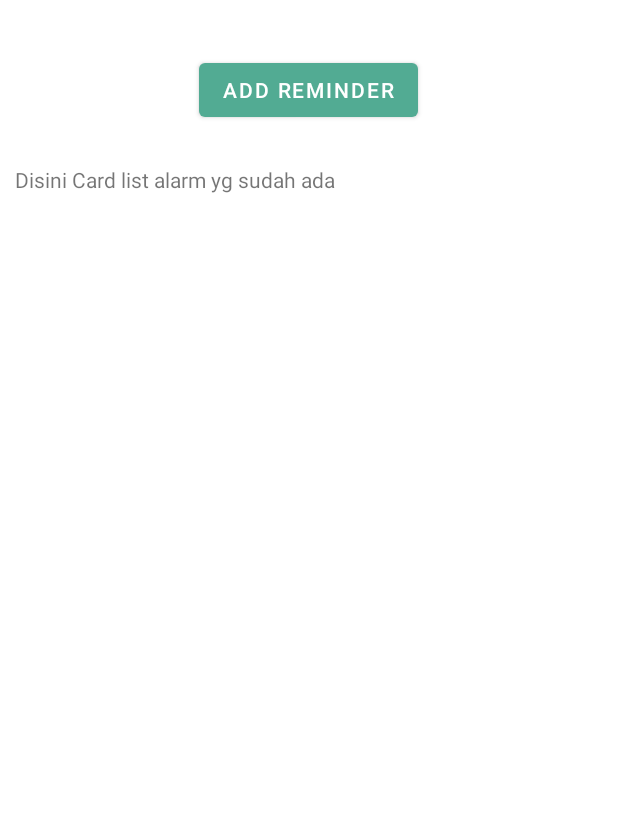
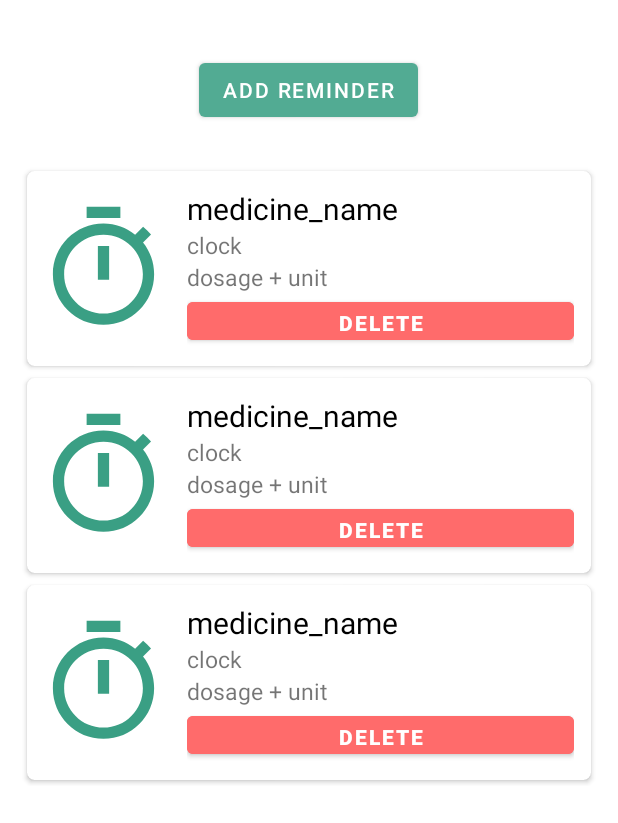
Before and after one commit to turtletear/medadh-kotlin, an Android app: the layout fragment_add_reminder.xml on its own in the app's theme, with its tools: preview values and no code run, on a phone screen of 412 x 824 dp. Shown: the top 823 px of the screen. Run offline under Robolectric (Android 15) with nearby library versions, the phone set to English and light mode, and no system bars.

Commit message:
list alarm on AddAlarmFragment complete with dummy data

```diff
--- a/app/build.gradle
+++ b/app/build.gradle
@@ -50,6 +50,7 @@ dependencies {
     implementation 'androidx.constraintlayout:constraintlayout:2.0.4'
     implementation 'com.squareup.retrofit2:retrofit:2.9.0'
     implementation 'com.squareup.retrofit2:converter-gson:2.9.0'
+    implementation 'com.google.code.gson:gson:2.8.5'
     implementation 'org.jetbrains.kotlinx:kotlinx-coroutines-core:1.4.3'
     implementation 'org.jetbrains.kotlinx:kotlinx-coroutines-android:1.4.3'
 
@@ -60,6 +61,10 @@ dependencies {
     // Annotation processor
     kapt "androidx.lifecycle:lifecycle-compiler:$lifecycle_version"
 
+    implementation "androidx.datastore:datastore-preferences:1.0.0-alpha08"
+    implementation 'androidx.cardview:cardview:1.0.0'
+    implementation "androidx.recyclerview:recyclerview:1.1.0"
+
     testImplementation 'junit:junit:4.13.2'
     androidTestImplementation 'androidx.test.ext:junit:1.1.2'
     androidTestImplementation 'androidx.test.espresso:espresso-core:3.3.0'
--- a/app/src/main/java/com/gagapps/medadh/MyBroadcastReceiver.kt
+++ b/app/src/main/java/com/gagapps/medadh/MyBroadcastReceiver.kt
@@ -13,7 +13,7 @@ class MyBroadcastReceiver: BroadcastReceiver() {
                     Log.d("Mantap", bundle.getString("Message").toString())
             }
             val notifyMe = Notifications()
-            notifyMe.notify(context!!, "ini notifikasi minum obat")
+            notifyMe.notify(context!!, "Take your medicine in time!")
         }
     }
 }
--- a/app/src/main/java/com/gagapps/medadh/Notifications.kt
+++ b/app/src/main/java/com/gagapps/medadh/Notifications.kt
@@ -11,7 +11,7 @@ import android.os.Build
 import androidx.core.app.NotificationCompat
 
 class Notifications() {
-    val NOTIFYTAG = "Medication Reminder"
+    val NOTIFYTAG = "MedAdh"
     lateinit var notificationChannel: NotificationChannel
     private val channelId = "medadh"
     private val description = "Test notification"
--- a/app/src/main/java/com/gagapps/medadh/alarmUtil/AlarmData.kt
+++ b/app/src/main/java/com/gagapps/medadh/alarmUtil/AlarmData.kt
@@ -6,5 +6,6 @@ data class AlarmData (
     var dose: Int,
     var unit: String,
     var medication: String,
-    var note: String
+    var note: String,
+    var reqCode: Int
 )
--- a/app/src/main/res/layout/fragment_add_reminder.xml
+++ b/app/src/main/res/layout/fragment_add_reminder.xml
@@ -26,10 +26,11 @@
         android:orientation="vertical"
         android:padding="10dp"
         >
-        <TextView
+        <androidx.recyclerview.widget.RecyclerView
+            android:id="@+id/rv_alarm"
             android:layout_width="match_parent"
-            android:layout_height="wrap_content"
-            android:text="Disini Card list alarm yg sudah ada"
+            android:layout_height="match_parent"
+            tools:listitem="@layout/item_row_alarm"
             />
 
     </LinearLayout>
--- /dev/null
+++ b/app/src/main/res/layout/item_row_alarm.xml
@@ -0,0 +1,75 @@
+<?xml version="1.0" encoding="utf-8"?>
+<androidx.cardview.widget.CardView xmlns:android="http://schemas.android.com/apk/res/android"
+    xmlns:app="http://schemas.android.com/apk/res-auto"
+    android:orientation="vertical"
+    android:layout_width="match_parent"
+    android:layout_height="wrap_content"
+    android:layout_gravity="center"
+    android:layout_marginLeft="8dp"
+    android:layout_marginTop="4dp"
+    android:layout_marginRight="8dp"
+    android:layout_marginBottom="4dp"
+    app:cardCornerRadius="5dp">
+
+    <LinearLayout
+        android:layout_width="match_parent"
+        android:layout_height="130dp"
+        android:orientation="horizontal"
+        android:padding="6dp"
+        >
+        <ImageView
+            android:layout_width="90dp"
+            android:layout_height="90dp"
+            android:layout_gravity="center_vertical"
+            android:src="@drawable/ic_reminder"
+            />
+
+        <LinearLayout
+            android:layout_width="match_parent"
+            android:layout_height="wrap_content"
+            android:orientation="vertical"
+            android:layout_marginLeft="5dp"
+            android:layout_gravity="center_vertical"
+            android:padding="5dp"
+            >
+
+            <TextView
+                android:id="@+id/tv_med_name"
+                android:layout_width="wrap_content"
+                android:layout_height="wrap_content"
+                android:text="medicine_name"
+                android:textSize="20dp"
+                android:textColor="@color/black"
+                />
+
+            <TextView
+                android:id="@+id/tv_clock"
+                android:layout_width="wrap_content"
+                android:layout_height="wrap_content"
+                android:text="clock"
+                android:textSize="15dp"
+                />
+
+            <TextView
+                android:id="@+id/tv_dosage"
+                android:layout_width="wrap_content"
+                android:layout_height="wrap_content"
+                android:text="dosage + unit"
+                android:textSize="15dp"
+                />
+
+            <Button
+                android:id="@+id/bt_del_alrm"
+                android:layout_width="match_parent"
+                android:layout_height="wrap_content"
+                android:text="Delete"
+                android:textSize="14dp"
+                android:textStyle="bold"
+                android:backgroundTint="@color/warning_red"
+                />
+
+        </LinearLayout>
+
+    </LinearLayout>
+
+</androidx.cardview.widget.CardView>
```
Also changed, not shown: app/src/main/java/com/gagapps/medadh/alarmUtil/AlarmLogic.kt (+18 -8 lines), app/src/main/java/com/gagapps/medadh/alarmUtil/ListAlarmAdapter.kt (added, +50 -0 lines), app/src/main/java/com/gagapps/medadh/fragments/AddReminderFragment.kt (+130 -1 lines), app/src/main/java/com/gagapps/medadh/fragments/dialogFragments/AddReminderDialogFragment.kt (+78 -35 lines).
